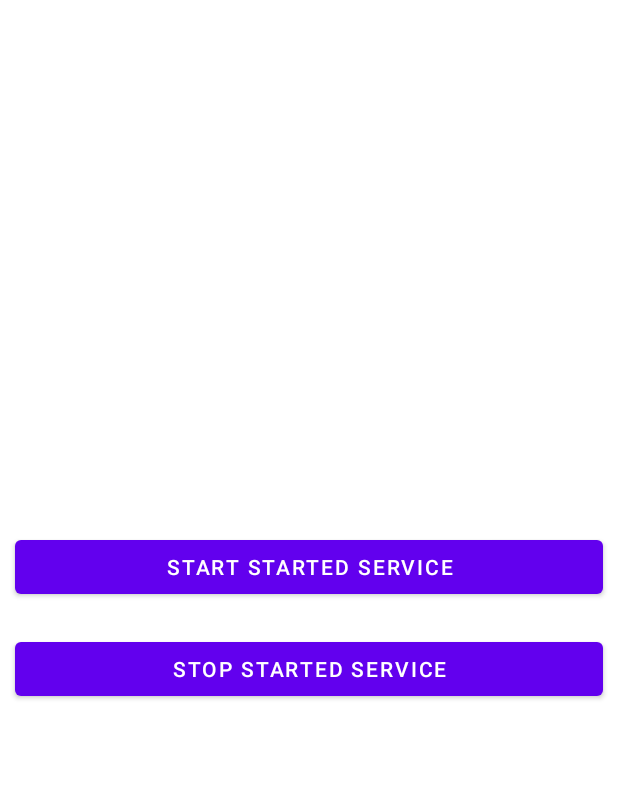
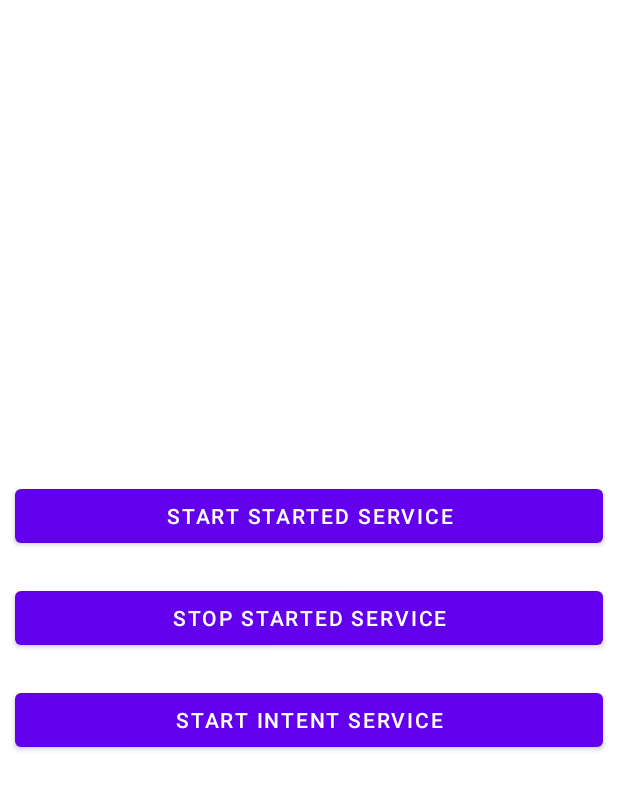
Before and after one commit to Fenil-13/AndroidServices, an Android app: the layout activity_main.xml on its own in the app's theme, with its tools: preview values and no code run, on a phone screen of 412 x 824 dp. Shown: the top 790 px of the screen. Run offline under Robolectric (Android 15) with nearby library versions, the phone set to English and light mode, and no system bars.

Commit message:
Intent Service Implemented

```diff
--- a/app/src/main/AndroidManifest.xml
+++ b/app/src/main/AndroidManifest.xml
@@ -10,6 +10,9 @@
         android:roundIcon="@mipmap/ic_launcher_round"
         android:supportsRtl="true"
         android:theme="@style/Theme.AndroidServices">
+        <service
+            android:name=".MyIntentService"
+            android:exported="false"></service>
         <service
             android:name=".MyStartedService"
             android:enabled="true"
--- a/app/src/main/java/com/digitalgenius/androidservices/MyStartedService.kt
+++ b/app/src/main/java/com/digitalgenius/androidservices/MyStartedService.kt
@@ -35,7 +35,7 @@ class MyStartedService : Service() {
             downloadSomething(songName)
         }
         val intent=Intent(Veriables.MAIN_ACTIVITY_BROADCAST_ACTION)
-        intent.putExtra(Veriables.MESSAGE_KEY,"From Intent I am coming")
+        intent.putExtra(Veriables.MESSAGE_KEY,"From Started Intent I am coming")
         LocalBroadcastManager.getInstance(applicationContext).sendBroadcast(intent)
         stopSelfResult(startId)
 
--- a/app/src/main/res/layout/activity_main.xml
+++ b/app/src/main/res/layout/activity_main.xml
@@ -33,6 +33,18 @@
         app:layout_constraintTop_toTopOf="parent" />
 
 
+    <com.google.android.material.button.MaterialButton
+        android:layout_width="match_parent"
+        android:layout_height="wrap_content"
+        android:text="Start Intent Service"
+        android:layout_margin="10dp"
+        android:id="@+id/btnStartIntentService"
+        app:layout_constraintBottom_toBottomOf="parent"
+        app:layout_constraintLeft_toLeftOf="parent"
+        app:layout_constraintRight_toRightOf="parent"
+        app:layout_constraintTop_toTopOf="parent" />
+
+
 
 
 </LinearLayout>
```
Also changed, not shown: app/src/main/java/com/digitalgenius/androidservices/MainActivity.kt (+7 -0 lines), app/src/main/java/com/digitalgenius/androidservices/MyIntentService.kt (added, +36 -0 lines).
